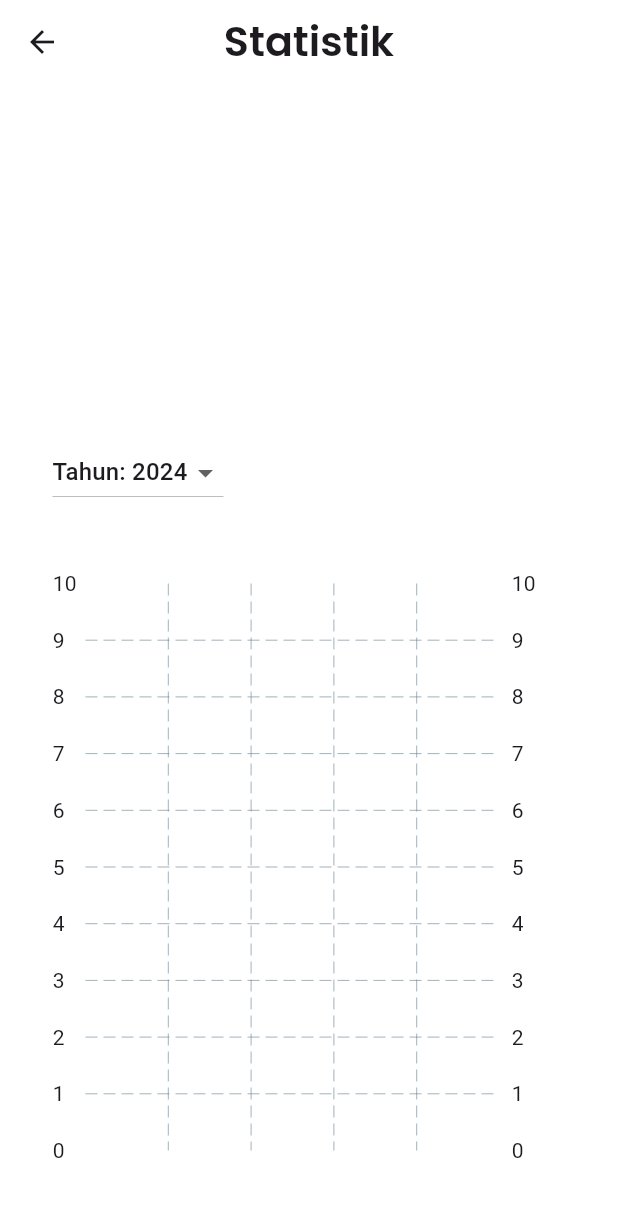
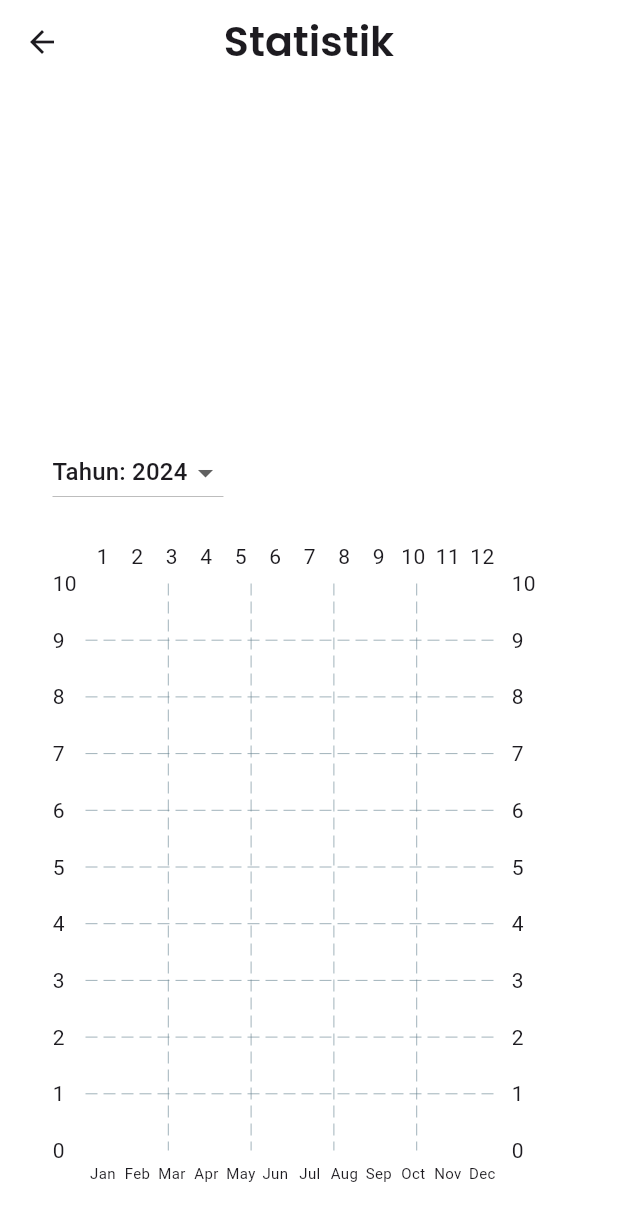
Before and after one commit to BagusRezky/mojadiapp, a Flutter app: the Statistik screen opened by its route, on a phone screen of 412 x 824 dp. Shown: the top 1221 px of the screen. Run offline on Flutter 3.47's test engine with Material 3 defaults, Android fonts, the phone set to English and light mode, and no system bars; drawn by our look-alikes of fl_chart; our stand-ins replace cloud_firestore, firebase_auth, firebase_core, firebase_storage, flutter_onboarding_slider, flutter_screenutil and 5 more; accounts and stored records are empty.

Commit message:
fix statistik

```diff
--- a/lib/pages/home/statistik/statistik.dart
+++ b/lib/pages/home/statistik/statistik.dart
@@ -172,14 +172,18 @@
 
   Color _getColorForCategory(String category) {
     switch (category) {
-      case 'Pelanggaran Lingkungan':
+      case 'Lingkungan Hidup':
         return Colors.blue;
-      case 'Kerusakan Fasilitas Sosial':
+      case 'Kerusakan Fasilitas Publik':
         return Colors.green;
       case 'Kerusakan Jalan':
         return Colors.orange;
       case 'Kerusakan Drainase':
         return Colors.grey;
+      case 'Keamanan dan Ketertiban':
+        return Colors.pink;
+      case 'Lainnya':
+        return Colors.purple;
       default:
         return Colors.black;
     }
@@ -228,34 +232,13 @@
             sideTitles: SideTitles(
               showTitles: true,
               getTitlesWidget: (double value, TitleMeta meta) {
-                switch (value.toInt()) {
-                  case 1:
-                    return Text('Jan');
-                  case 2:
-                    return Text('Feb');
-                  case 3:
-                    return Text('Mar');
-                  case 4:
-                    return Text('Apr');
-                  case 5:
-                    return Text('May');
-                  case 6:
-                    return Text('Jun');
-                  case 7:
-                    return Text('Jul');
-                  case 8:
-                    return Text('Aug');
-                  case 9:
-                    return Text('Sep');
-                  case 10:
-                    return Text('Oct');
-                  case 11:
-                    return Text('Nov');
-                  case 12:
-                    return Text('Dec');
-                  default:
-                    return Text('');
-                }
+                return SideTitleWidget(
+                  axisSide: meta.axisSide,
+                  child: Text(
+                    _getMonthName(value.toInt()),
+                    style: TextStyle(fontSize: 10),
+                  ),
+                );
               },
             ),
           ),
@@ -275,25 +258,63 @@
     );
   }
 
+  String _getMonthName(int month) {
+    switch (month) {
+      case 1:
+        return 'Jan';
+      case 2:
+        return 'Feb';
+      case 3:
+        return 'Mar';
+      case 4:
+        return 'Apr';
+      case 5:
+        return 'May';
+      case 6:
+        return 'Jun';
+      case 7:
+        return 'Jul';
+      case 8:
+        return 'Aug';
+      case 9:
+        return 'Sep';
+      case 10:
+        return 'Oct';
+      case 11:
+        return 'Nov';
+      case 12:
+        return 'Dec';
+      default:
+        return '';
+    }
+  }
+
   List<BarChartGroupData> _buildBarGroups() {
-    return monthlyCounts.entries.map((entry) {
-      int month = entry.key;
-      Map<String, int> counts = entry.value;
+    List<int> months = List<int>.generate(12, (i) => i + 1);
+    return months.map((month) {
+      Map<String, int> counts = monthlyCounts[month] ?? {
+        'Belum Selesai': 0,
+        'Proses': 0,
+        'Selesai': 0,
+      };
 
       return BarChartGroupData(
         x: month,
         barRods: [
           BarChartRodData(
-            toY: counts['Belum Mulai']?.toDouble() ?? 0,
+            toY: counts['Belum Selesai']?.toDouble() ?? 0,
             color: Colors.red,
+            width: 4,
           ),
           BarChartRodData(
             toY: counts['Proses']?.toDouble() ?? 0,
             color: Colors.yellow,
+            width: 4,
           ),
           BarChartRodData(
             toY: counts['Selesai']?.toDouble() ?? 0,
             color: Colors.green,
+            width: 4,
           ),
         ],
       );
```
